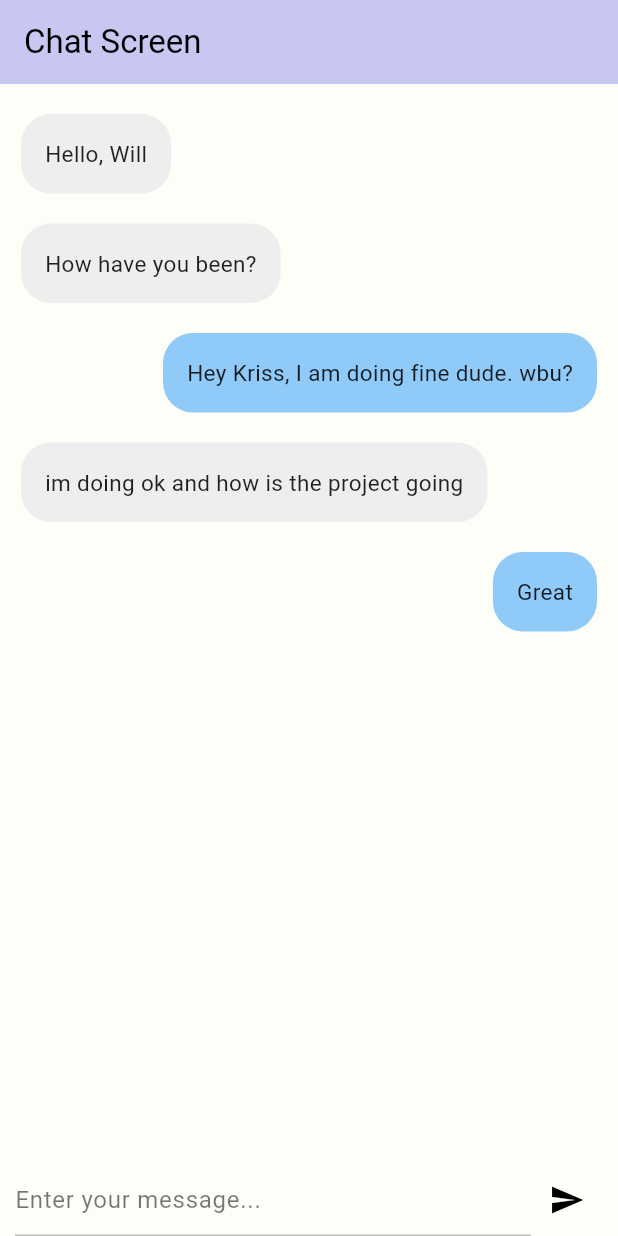
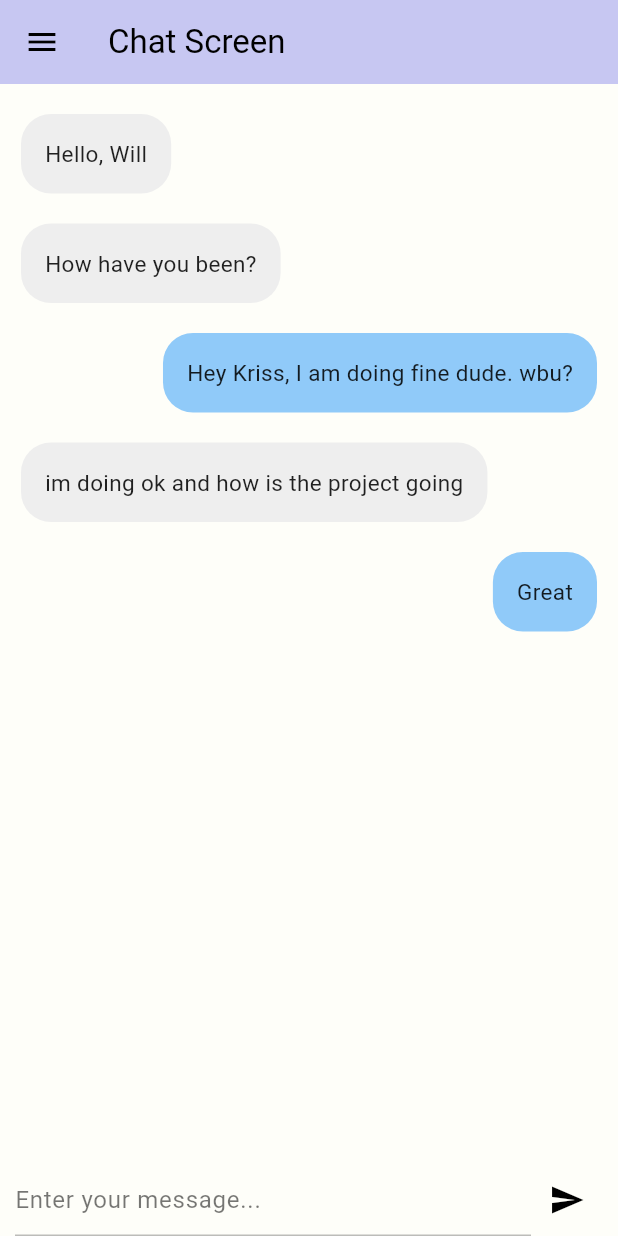
Before and after one commit to kaurharpreet5328/event-plannnig, a Flutter app: the LoginScreen screen opened directly, after a tap on "Login", on a phone screen of 412 x 824 dp. Run offline on Flutter 3.47's test engine with Material 3 defaults, Android fonts, the phone set to English and light mode, and no system bars.

```diff
--- a/lib/screens/chat_screen.dart
+++ b/lib/screens/chat_screen.dart
@@ -1,3 +1,5 @@
+// Suggested code may be subject to a license. Learn more: ~LicenseLog:3743235878.
+// Suggested code may be subject to a license. Learn more: ~LicenseLog:4079315229.
 
 import 'package:flutter/material.dart';
 
@@ -45,6 +47,22 @@ class _ChatScreenState extends State<ChatScreen> {
   @override
   Widget build(BuildContext context) {
     return Scaffold(
+      drawer: Drawer(
+        child: ListView(
+          padding: EdgeInsets.zero,
+          children: <Widget>[
+            DrawerHeader(
+              decoration: BoxDecoration(
+                color: Colors.blue,
+              ),
+              child: Text('Options', style: TextStyle(color: Colors.white, fontSize: 24,),),
+            ),
+            ListTile(title: Text('Nearby Events'), onTap: () {Navigator.pop(context);},),
+            ListTile(title: Text('Event History'), onTap: () {Navigator.pop(context);},),
+          ],
+        ),
+      ),
+
       appBar: AppBar(
         title: Text("Chat Screen"),
       ),
--- a/lib/screens/login_screen.dart
+++ b/lib/screens/login_screen.dart
@@ -28,7 +28,7 @@ class _LoginScreenState extends State<LoginScreen> {
   @override
   Widget build(BuildContext context) {
     return Scaffold(
-      appBar: AppBar(title: const Text('Login')),
+      appBar: null,
       body: Padding(
         padding: const EdgeInsets.all(16.0),
         child: Column(
@@ -63,8 +63,9 @@ class _LoginScreenState extends State<LoginScreen> {
                 // Handle login logic here
                 Navigator.pushAndRemoveUntil(
                   context,
-                  MaterialPageRoute(
-                      builder: (context) =>  ChatScreen()),
+                  MaterialPageRoute(builder: (context) {
+                    return ChatScreen();
+                  }),
                   (Route<dynamic> route) => false,
                 );
               },
```
